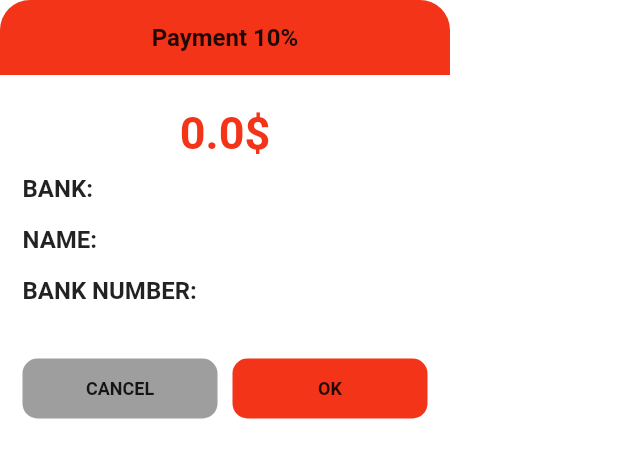
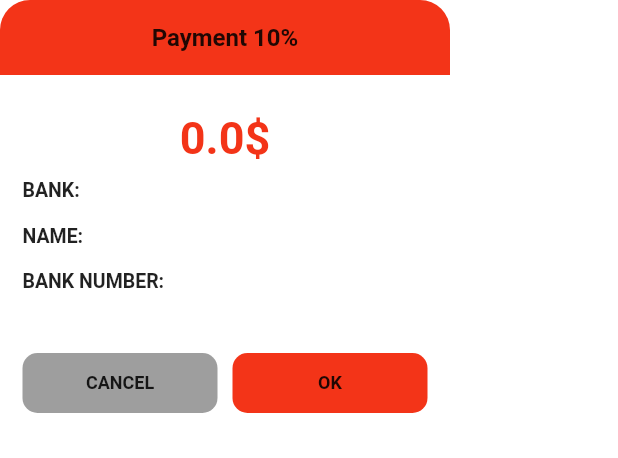
Before and after one commit to npst6/flutter_booking_mobile_app, a Flutter app: the PopUpBankTransfer widget shown alone on an empty page, opened directly with empty values, on a phone screen of 412 x 824 dp. Shown: the top 458 px of the screen. Run offline on Flutter 3.47's test engine with Material 2 defaults, Android fonts, the phone set to English and light mode, and no system bars; our stand-ins replace cloud_firestore, firebase_auth, firebase_core, firebase_storage, flutter_svg, fluttertoast and 3 more; missing offline and left inert: date_range_picker; accounts and stored records are empty; network calls fail.

Commit message:
fix bug book room

```diff
--- a/lib/app/admin/widget/item_user.dart
+++ b/lib/app/admin/widget/item_user.dart
@@ -91,6 +91,7 @@ class ItemUser extends StatelessWidget {
                       Expanded(
                         ///Flex
                         flex: 5,
+
                         child: Text(
                           ///Text
                           account.name.toUpperCase(),
--- a/lib/app/booking/widget/pop_up_bank_transfer.dart
+++ b/lib/app/booking/widget/pop_up_bank_transfer.dart
@@ -118,7 +118,7 @@ class PopUpBankTransfer extends StatelessWidget {
 
                       style: TextStyle(
                         ///Text size
-                        fontSize: 16,
+                        fontSize: 13,
 
                         ///Text weight
                         fontWeight: FontWeight.w700,
@@ -130,7 +130,7 @@ class PopUpBankTransfer extends StatelessWidget {
 
                       style: TextStyle(
                         ///Text size
-                        fontSize: 14,
+                        fontSize: 13,
 
                         ///Text weight
                         fontWeight: FontWeight.w700,
@@ -152,7 +152,7 @@ class PopUpBankTransfer extends StatelessWidget {
 
                       style: TextStyle(
                         ///Text size
-                        fontSize: 16,
+                        fontSize: 13,
 
                         ///Text weight
                         fontWeight: FontWeight.w700,
@@ -168,11 +168,12 @@ class PopUpBankTransfer extends StatelessWidget {
                         ///Text
                         myHomeStay.accountNameBank.toUpperCase(),
 
+                        ///textAlign
                         textAlign: TextAlign.end,
 
                         style: TextStyle(
                           ///Text size
-                          fontSize: 14,
+                          fontSize: 13,
 
                           ///Text weight
                           fontWeight: FontWeight.w700,
@@ -195,15 +196,19 @@ class PopUpBankTransfer extends StatelessWidget {
 
                       style: TextStyle(
                         ///Text size
-                        fontSize: 16,
+                        fontSize: 13,
 
                         ///Text weight
                         fontWeight: FontWeight.w700,
                       ),
                     ),
-                    Text(
+                    Expanded(
+                      child: Text(
                         ///Text
                         myHomeStay.bankNumber.toUpperCase(),
+
+                        ///textAlign
+                        textAlign: TextAlign.end,
 
                         style: TextStyle(
                           ///Text size
@@ -211,6 +216,7 @@ class PopUpBankTransfer extends StatelessWidget {
 
                           ///Text weight
                           fontWeight: FontWeight.w700,
+                        ),
                       ),
                     ),
                   ],
--- a/lib/app/my_home_stay/edit_room.dart
+++ b/lib/app/my_home_stay/edit_room.dart
@@ -170,12 +170,14 @@ class _NewRoomState extends State<EditRoomScreen> {
         title: Text(
           ///Text
           "Edit Room".toUpperCase(),
+
           style: TextStyle(
             ///Text size
             fontSize: 20,
 
             ///Text color
-            color: Colors.black,
+            // ignore: deprecated_member_use
+            color: themeData.textSelectionColor,
 
             ///Text weight
             fontWeight: FontWeight.bold,
--- a/lib/app/my_home_stay/new_room.dart
+++ b/lib/app/my_home_stay/new_room.dart
@@ -159,7 +159,8 @@ class _NewRoomState extends State<NewRoom> {
             fontSize: 20,
 
             ///Text color
-            color: Colors.black,
+            // ignore: deprecated_member_use
+            color: themeData.textSelectionColor,
 
             ///Text weight
             fontWeight: FontWeight.bold,
```
Also changed, not shown: lib/app/login/login_screen.dart (+8 -7 lines). Lines whose indentation alone changed are shown as unchanged.
